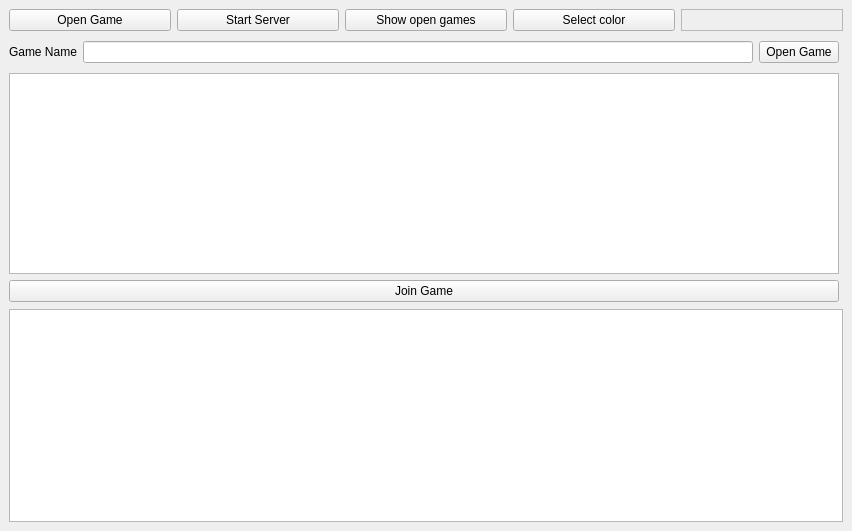
The window that PyQt_Gui/Snake_main_window.ui (CarstenGorkow/PySnake_by_carsten) describes before a commit, drawn with Qt 5.
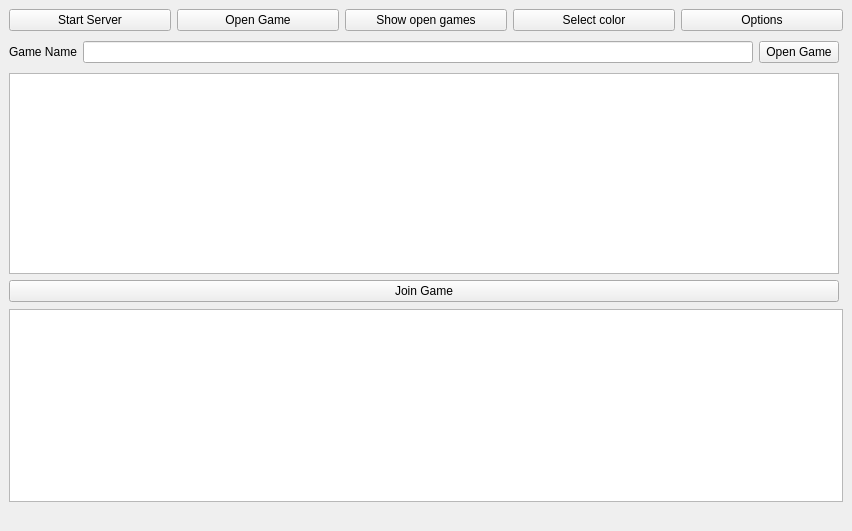
The same window after the commit.

Patch:
```diff
--- a/PyQt_Gui/Snake_main_window.ui
+++ b/PyQt_Gui/Snake_main_window.ui
@@ -25,13 +25,6 @@
       </property>
       <item>
        <layout class="QHBoxLayout" name="horizontalLayout">
-        <item>
-         <widget class="QPushButton" name="push_button_open_new_game_dialog">
-          <property name="text">
-           <string>Open Game</string>
-          </property>
-         </widget>
-        </item>
         <item>
          <widget class="QPushButton" name="push_button_start_server">
           <property name="text">
@@ -39,6 +32,13 @@
           </property>
          </widget>
         </item>
+        <item>
+         <widget class="QPushButton" name="push_button_open_new_game_dialog">
+          <property name="text">
+           <string>Open Game</string>
+          </property>
+         </widget>
+        </item>
         <item>
          <widget class="QPushButton" name="push_button_open_games_dialog">
           <property name="text">
@@ -54,15 +54,12 @@
          </widget>
         </item>
         <item>
-         <widget class="QFrame" name="color_frame">
-          <property name="frameShape">
-           <enum>QFrame::StyledPanel</enum>
+         <widget class="QPushButton" name="push_button_options">
+          <property name="text">
+           <string>Options</string>
           </property>
-          <property name="frameShadow">
-           <enum>QFrame::Raised</enum>
-          </property>
-          <property name="lineWidth">
-           <number>2</number>
+          <property name="checkable">
+           <bool>true</bool>
           </property>
          </widget>
         </item>
@@ -178,6 +175,13 @@
       </property>
      </widget>
     </item>
+    <item>
+     <widget class="QLabel" name="label_fooder">
+      <property name="text">
+       <string/>
+      </property>
+     </widget>
+    </item>
    </layout>
   </widget>
  </widget>
```
Left out of the diff: 22 changed lines with no effect on the pictures.
